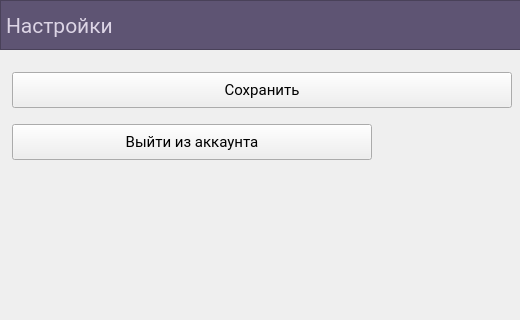
This is source/windows/SettingsForm.ui in Y4r0z/BMSTU_Offline as Qt 5 draws it before an edit; both pictures show x 0 to 520 and y 0 to 320 of the 720 by 480 pixel window. The edited form follows.
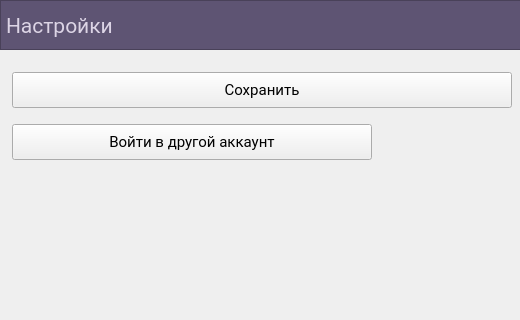
This is the edited form.

Commit message: Добавлена функция входа в аккаунт из автономного режима

What changed in the file:
```diff
--- a/source/windows/SettingsForm.ui
+++ b/source/windows/SettingsForm.ui
@@ -197,7 +197,7 @@
         </font>
        </property>
        <property name="text">
-        <string>Выйти из аккаунта</string>
+        <string>Войти в другой аккаунт</string>
        </property>
       </widget>
      </item>
```
The commit also changes 1 other file.
